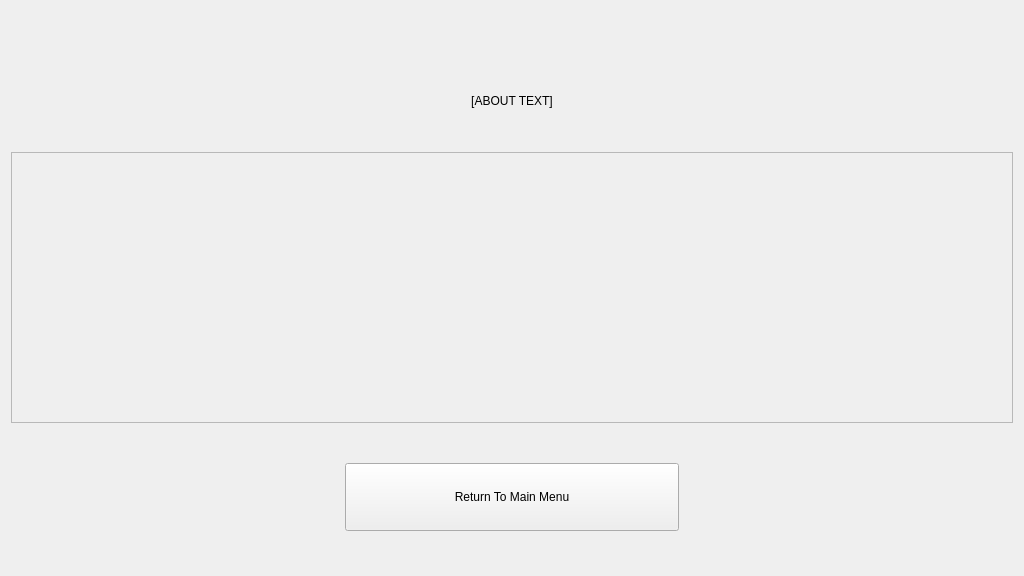
The window that src/menu/aboutwidget.ui (VKuzia/cat-circus) describes before a commit, drawn with Qt 5.
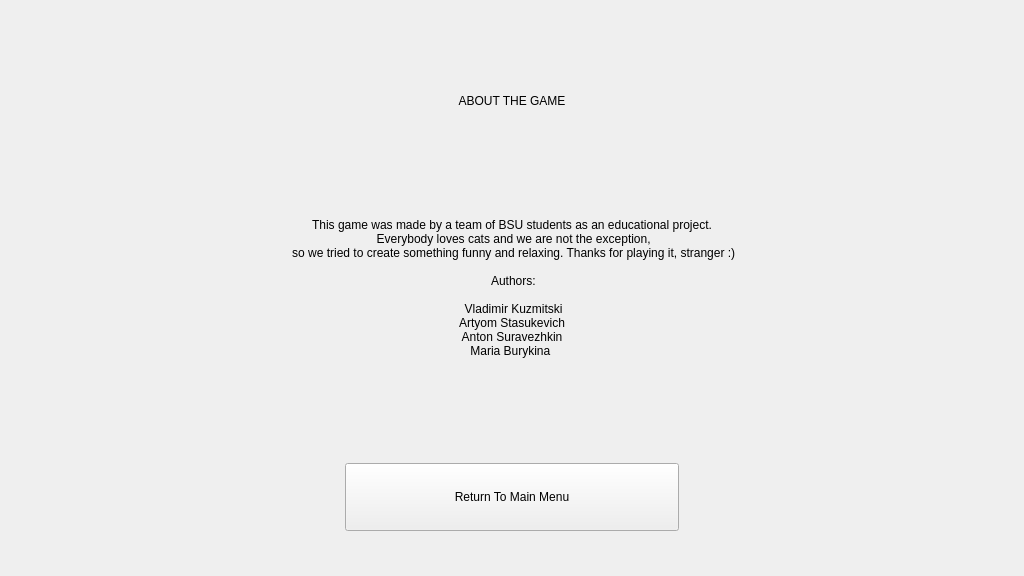
The same window after the commit. Custom widgets are drawn as their Qt base class.

Commit message: Add about text

```diff
--- a/src/menu/aboutwidget.ui
+++ b/src/menu/aboutwidget.ui
@@ -39,7 +39,7 @@
       </sizepolicy>
      </property>
      <property name="text">
-      <string>[ABOUT TEXT]</string>
+      <string>ABOUT THE GAME</string>
      </property>
      <property name="alignment">
       <set>Qt::AlignCenter</set>
@@ -54,6 +54,15 @@
        <verstretch>0</verstretch>
       </sizepolicy>
      </property>
+     <property name="styleSheet">
+      <string notr="true">background-color: transparent;</string>
+     </property>
+     <property name="frameShape">
+      <enum>QFrame::NoFrame</enum>
+     </property>
+     <property name="lineWidth">
+      <number>0</number>
+     </property>
      <property name="widgetResizable">
       <bool>true</bool>
      </property>
@@ -62,11 +71,40 @@
        <rect>
         <x>0</x>
         <y>0</y>
-        <width>1004</width>
-        <height>268</height>
+        <width>1006</width>
+        <height>270</height>
        </rect>
       </property>
-      <layout class="QVBoxLayout" name="verticalLayout_2"/>
+      <property name="styleSheet">
+       <string notr="true">background-color: transparent;</string>
+      </property>
+      <layout class="QVBoxLayout" name="verticalLayout_2">
+       <item>
+        <widget class="QLabel" name="ui_about_label_text_">
+         <property name="text">
+          <string>This game was made by a team of BSU students as an educational project.
+ Everybody loves cats and we are not the exception,
+ so we tried to create something funny and relaxing. Thanks for playing it, stranger :)
+
+ Authors:
+
+ Vladimir Kuzmitski
+Artyom Stasukevich
+Anton Suravezhkin
+Maria Burykina </string>
+         </property>
+         <property name="textFormat">
+          <enum>Qt::AutoText</enum>
+         </property>
+         <property name="alignment">
+          <set>Qt::AlignCenter</set>
+         </property>
+         <property name="textInteractionFlags">
+          <set>Qt::NoTextInteraction</set>
+         </property>
+        </widget>
+       </item>
+      </layout>
      </widget>
     </widget>
    </item>
```
The commit also changes 2 other files.
